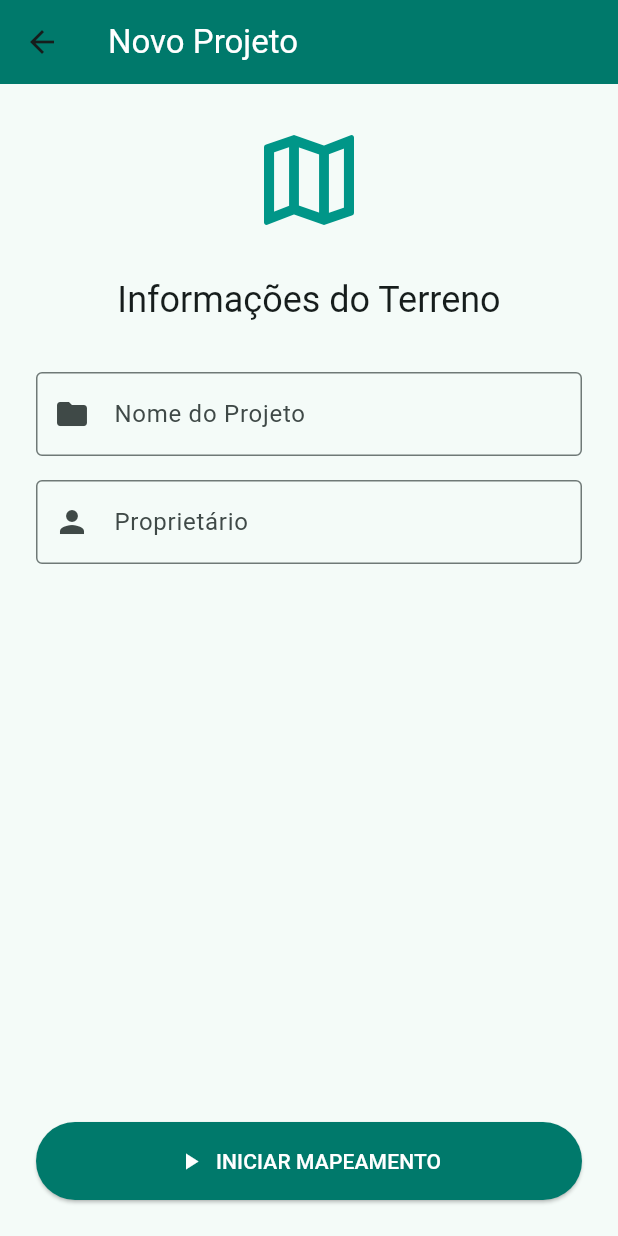
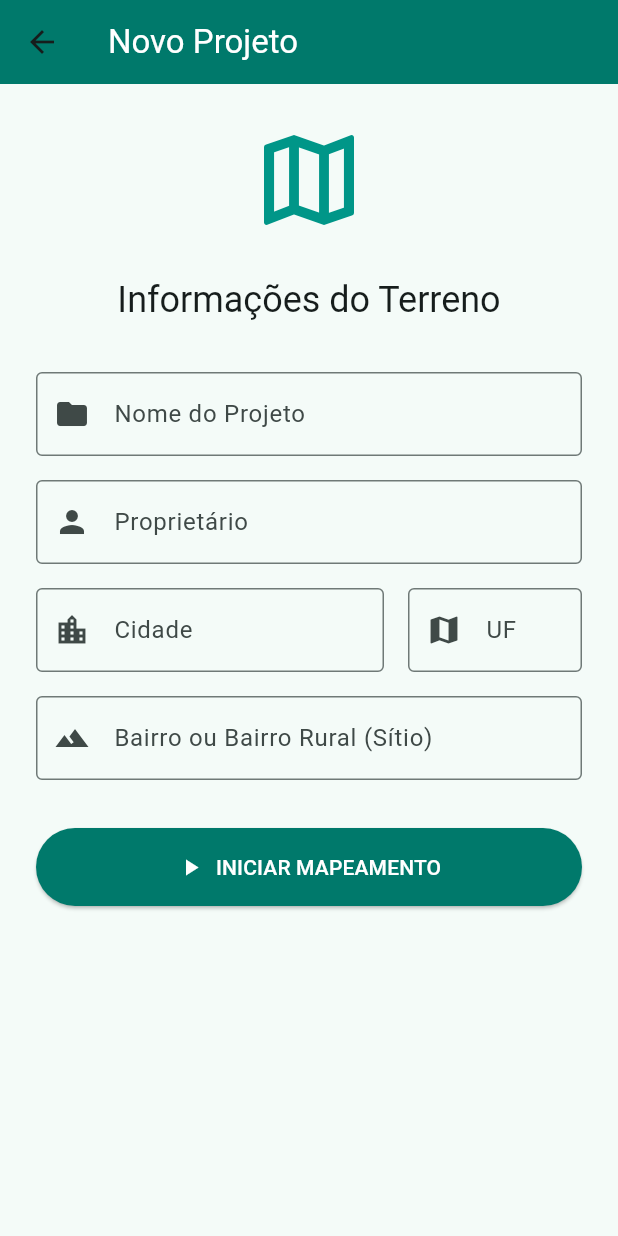
Before and after one commit to EmerSormany/fastmap_mobile, a Flutter app: the FormularioTerrenoScreen screen opened directly, on a phone screen of 412 x 824 dp. Run offline on Flutter 3.47's test engine with Material 3 defaults, Android fonts, the phone set to English and light mode, and no system bars; our stand-ins replace flutter_map, geolocator, latlong2, supabase_flutter; accounts and stored records are empty.

Commit message:
feat: atualizacao das telas, modelagem de dados e fix do gitignore

```diff
--- /dev/null
+++ b/lib/core/models/terreno_model.dart
@@ -0,0 +1,21 @@
+import 'package:latlong2/latlong.dart';
+
+class TerrenoModel {
+  String nomeProjeto;
+  String proprietario;
+  String cidade;
+  String uf;
+  String bairro;
+
+  // lista de pontos preparada para receber as coordenadas
+  List<LatLng> pontos;
+
+  TerrenoModel({
+    required this.nomeProjeto,
+    required this.proprietario,
+    required this.cidade,
+    required this.uf,
+    required this.bairro,
+    this.pontos = const [], // inicializa vazia por padrão
+  });
+}
--- a/lib/features/form/formulario_cadastro_screen.dart
+++ b/lib/features/form/formulario_cadastro_screen.dart
@@ -127,7 +127,8 @@ class _CadastroTerrenoScreenState extends State<CadastroTerrenoScreen> {
                   onPressed: () {
                     Navigator.pushReplacement(
                       context,
-                      MaterialPageRoute(builder: (context) => const FormularioLoginScreen()),
+                      MaterialPageRoute(builder: (context) => const FormularioLoginScreen()
+                      ),
                     );
                   },
                   child: Text('Já tenho uma conta. Entrar.', style: TextStyle(color: primaryColor, fontWeight: FontWeight.bold)),
--- a/lib/features/form/formulario_terreno_screen.dart
+++ b/lib/features/form/formulario_terreno_screen.dart
@@ -1,27 +1,37 @@
 import 'package:flutter/material.dart';
 // Importamos a tela 2 para poder navegar até ela
 import '../map/coleta_mapa_screen.dart';
+import '../../../core/models/terreno_model.dart';
 
 class FormularioTerrenoScreen extends StatefulWidget {
   const FormularioTerrenoScreen({super.key});
 
   @override
-  State<FormularioTerrenoScreen> createState() => _FormularioTerrenoScreenState();
+  State<FormularioTerrenoScreen> createState() =>
+      _FormularioTerrenoScreenState();
 }
 
 class _FormularioTerrenoScreenState extends State<FormularioTerrenoScreen> {
   final _formKey = GlobalKey<FormState>();
+
   String nomeProjeto = '';
   String proprietario = '';
+  String cidade = '';
+  String uf = '';
+  String bairro = '';
 
   @override
   Widget build(BuildContext context) {
     return Scaffold(
       appBar: AppBar(
-        title: const Text('Novo Projeto', style: TextStyle(color: Colors.white)),
+        title: const Text(
+          'Novo Projeto',
+          style: TextStyle(color: Colors.white),
+        ),
         backgroundColor: Theme.of(context).colorScheme.primary,
       ),
-      body: Padding(
+
+      body: SingleChildScrollView(
         padding: const EdgeInsets.all(24.0),
         child: Form(
           key: _formKey,
@@ -36,26 +46,84 @@ class _FormularioTerrenoScreenState extends State<FormularioTerrenoScreen> {
                 textAlign: TextAlign.center,
               ),
               const SizedBox(height: 32),
+
               TextFormField(
+                textCapitalization: TextCapitalization.words,
                 decoration: const InputDecoration(
                   labelText: 'Nome do Projeto',
                   border: OutlineInputBorder(),
                   prefixIcon: Icon(Icons.folder),
                 ),
-                validator: (value) => value!.isEmpty ? 'Campo obrigatório' : null,
+                validator: (value) =>
+                    value!.isEmpty ? 'Campo obrigatório' : null,
                 onSaved: (value) => nomeProjeto = value!,
               ),
               const SizedBox(height: 16),
+
               TextFormField(
+                textCapitalization: TextCapitalization.words,
                 decoration: const InputDecoration(
                   labelText: 'Proprietário',
                   border: OutlineInputBorder(),
                   prefixIcon: Icon(Icons.person),
                 ),
-                validator: (value) => value!.isEmpty ? 'Campo obrigatório' : null,
+                validator: (value) =>
+                    value!.isEmpty ? 'Campo obrigatório' : null,
                 onSaved: (value) => proprietario = value!,
               ),
-              const Spacer(),
+              const SizedBox(height: 16),
+
+              // transformar cidade e uf em uma linha única
+              Row(
+                children: [
+                  Expanded(
+                    flex: 2,
+                    child: TextFormField(
+                      textCapitalization: TextCapitalization.words,
+                      decoration: const InputDecoration(
+                        labelText: 'Cidade',
+                        border: OutlineInputBorder(),
+                        prefixIcon: Icon(Icons.location_city),
+                      ),
+                      validator: (value) =>
+                          value!.isEmpty ? 'Campo obrigatório' : null,
+                      onSaved: (value) => cidade = value!,
+                    ),
+                  ),
+                  const SizedBox(width: 16),
+
+                  Expanded(
+                    flex: 1,
+                    child: TextFormField(
+                      textCapitalization: TextCapitalization.characters,
+                      decoration: const InputDecoration(
+                        labelText: 'UF',
+                        border: OutlineInputBorder(),
+                        prefixIcon: Icon(Icons.map),
+                      ),
+                      validator: (value) =>
+                          value!.isEmpty || value.length > 2 ? 'Sigla do estado' : null,
+                      onSaved: (value) => uf = value!.toLowerCase(),
+                    ),
+                  ),
+                ],
+              ),
+              const SizedBox(height: 16),
+
+              TextFormField(
+                textCapitalization: TextCapitalization.words,
+                decoration: const InputDecoration(
+                  labelText: 'Bairro ou Bairro Rural (Sítio)',
+                  border: OutlineInputBorder(),
+                  prefixIcon: Icon(Icons.landscape),
+                ),
+                validator: (value) =>
+                    value!.isEmpty ? 'Campo obrigatório' : null,
+                onSaved: (value) => bairro = value!,
+              ),
+
+              const SizedBox(height: 32),
+
               ElevatedButton.icon(
                 icon: const Icon(Icons.play_arrow),
                 label: const Text('INICIAR MAPEAMENTO'),
@@ -68,13 +136,21 @@ class _FormularioTerrenoScreenState extends State<FormularioTerrenoScreen> {
                   if (_formKey.currentState!.validate()) {
                     _formKey.currentState!.save();
 
-                    // LÓGICA DE NAVEGAÇÃO: Vai para a Tela 2 e envia o 'nomeProjeto'
+                    // Epacotamento das 5 variáveis inciais do terreno
+                    TerrenoModel novoTerreno = TerrenoModel(
+                      nomeProjeto: nomeProjeto,
+                      proprietario: proprietario,
+                      cidade: cidade,
+                      uf: uf,
+                      bairro: bairro,
+                    );
+
+                    // Enia o terreno para a próxima página e icrementa com os pontos coletados
                     Navigator.push(
                       context,
                       MaterialPageRoute(
-                        builder: (context) => ColetaMapaScreen(
-                          nomeProjeto: nomeProjeto,
-                        ),
+                        builder: (context) =>
+                            ColetaMapaScreen(terreno: novoTerreno),
                       ),
                     );
                   }
--- a/pubspec.yaml
+++ b/pubspec.yaml
@@ -37,6 +37,7 @@ dependencies:
   flutter_map: ^8.3.1
   geolocator: ^14.0.3
   latlong2: ^0.10.1
+  supabase_flutter: ^2.16.0
 
 dev_dependencies:
   flutter_test:
@@ -90,3 +91,7 @@ flutter:
   #
   # For details regarding fonts from package dependencies,
   # see https://flutter.dev/to/font-from-package
+
+dependency_overrides:
+  jni: any
+  jni_flutter: any
```
Also changed, not shown: lib/features/map/coleta_mapa_screen.dart (+36 -29 lines), lib/features/polygon/poligono_view_screen.dart (+6 -19 lines), pubspec.lock, 6 other files.
